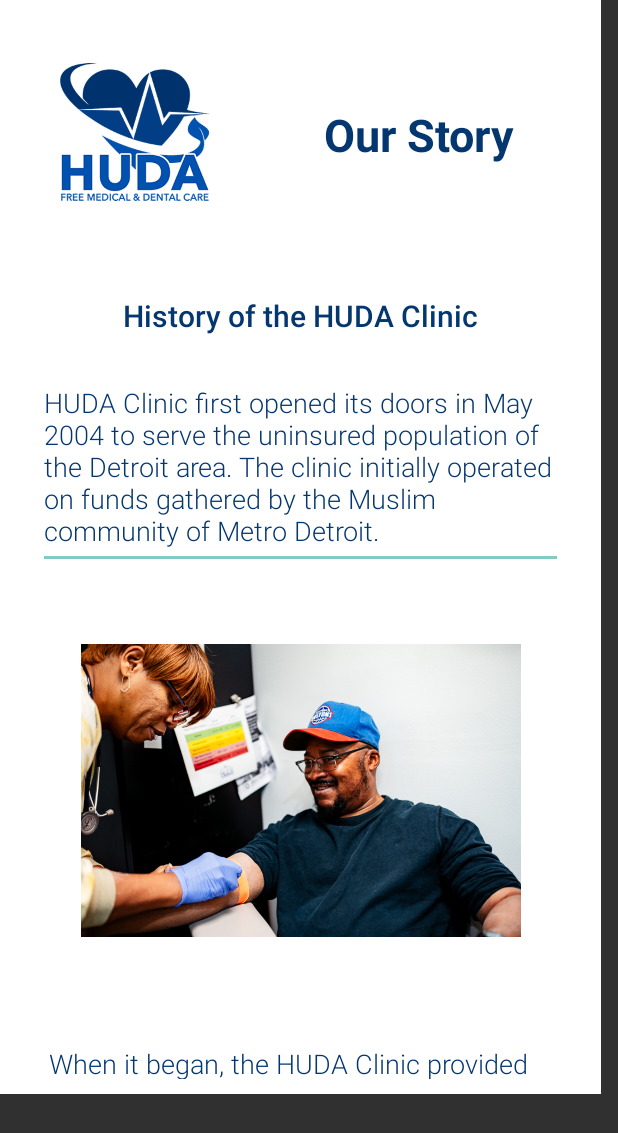
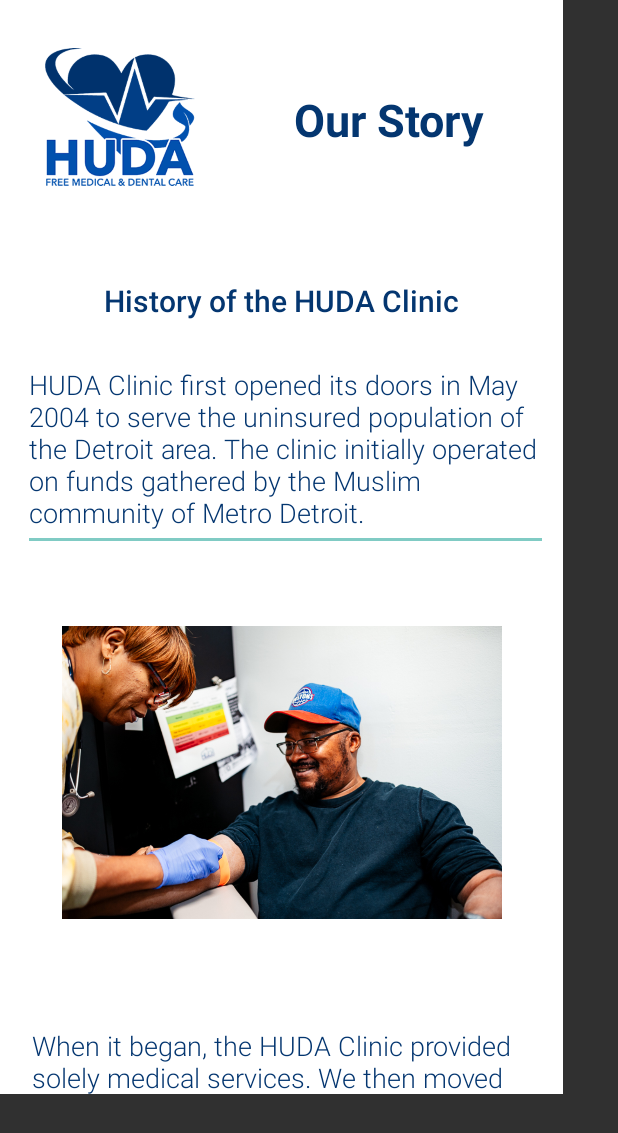
Before and after one commit to NP1022/Huda_Application, an Android app: the OurStory screen opened directly, with no data from a screen before it, on a phone screen of 412 x 824 dp. Shown: the top 1133 px of the screen. Run offline under Robolectric (Android 15) with nearby library versions, the phone set to English and light mode, and no system bars.

Commit message:
Announcements and Our Story fix

```diff
--- a/app/src/main/res/layout/activity_announcements.xml
+++ b/app/src/main/res/layout/activity_announcements.xml
@@ -70,6 +70,7 @@
             android:id="@+id/announcementsHeader3"
             android:layout_width="wrap_content"
             android:layout_height="wrap_content"
+            android:layout_marginTop="20dp"
             android:layout_marginBottom="10dp"
             android:text="Clinic Calendar"
             android:textAlignment="center"
@@ -162,12 +163,11 @@
             android:id="@+id/calendarWebView"
             android:layout_width="380dp"
             android:layout_height="600dp"
-            android:layout_marginStart="30dp"
             android:layout_marginTop="30dp"
-            android:layout_marginEnd="2dp"
             android:layout_marginBottom="10dp"
             app:layout_constraintBottom_toBottomOf="parent"
             app:layout_constraintEnd_toEndOf="parent"
+            app:layout_constraintHorizontal_bias="0.0"
             app:layout_constraintStart_toStartOf="parent"
             app:layout_constraintTop_toBottomOf="@+id/announcementsHeader3" />
 
--- a/app/src/main/res/layout/activity_our_story.xml
+++ b/app/src/main/res/layout/activity_our_story.xml
@@ -8,7 +8,6 @@
     android:layout_height="729dp"
     android:background="@color/white"
     android:fillViewport="true"
-    android:padding="10dp"
     tools:layout_editor_absoluteX="1dp"
     tools:layout_editor_absoluteY="1dp">
 
@@ -23,7 +22,7 @@
             android:id="@+id/ourStoryHeader"
             android:layout_width="217dp"
             android:layout_height="47dp"
-            android:layout_marginStart="30dp"
+            android:layout_marginStart="20dp"
             android:layout_marginTop="59dp"
             android:background="@color/white"
             android:text="@string/OurStoryHeader"
@@ -67,8 +66,8 @@
             android:layout_width="350dp"
             android:layout_height="133dp"
             android:layout_marginStart="15dp"
-            android:layout_marginTop="22dp"
-            android:layout_marginEnd="15dp"
+            android:layout_marginTop="20dp"
+            android:layout_marginEnd="10dp"
             android:ems="10"
             android:fontFamily="sans-serif-light"
             android:gravity="start|top"
@@ -77,7 +76,6 @@
             android:textColor="#043670"
             android:textSize="18sp"
             app:layout_constraintEnd_toEndOf="parent"
-            app:layout_constraintHorizontal_bias="0.882"
             app:layout_constraintStart_toStartOf="parent"
             app:layout_constraintTop_toBottomOf="@+id/historyHeader" />
 
@@ -96,7 +94,7 @@
             android:layout_height="344dp"
             android:layout_marginStart="15dp"
             android:layout_marginTop="12dp"
-            android:layout_marginEnd="15dp"
+            android:layout_marginEnd="10dp"
             android:ems="10"
             android:fontFamily="sans-serif-light"
             android:gravity="start|top"
@@ -106,9 +104,9 @@
             android:textSize="18sp"
             app:layout_constraintBottom_toBottomOf="parent"
             app:layout_constraintEnd_toEndOf="parent"
-            app:layout_constraintHorizontal_bias="0.882"
             app:layout_constraintStart_toStartOf="parent"
-            app:layout_constraintTop_toBottomOf="@+id/imageView2" />
+            app:layout_constraintTop_toBottomOf="@+id/imageView2"
+            app:layout_constraintVertical_bias="1.0" />
 
     </androidx.constraintlayout.widget.ConstraintLayout>
 
```
